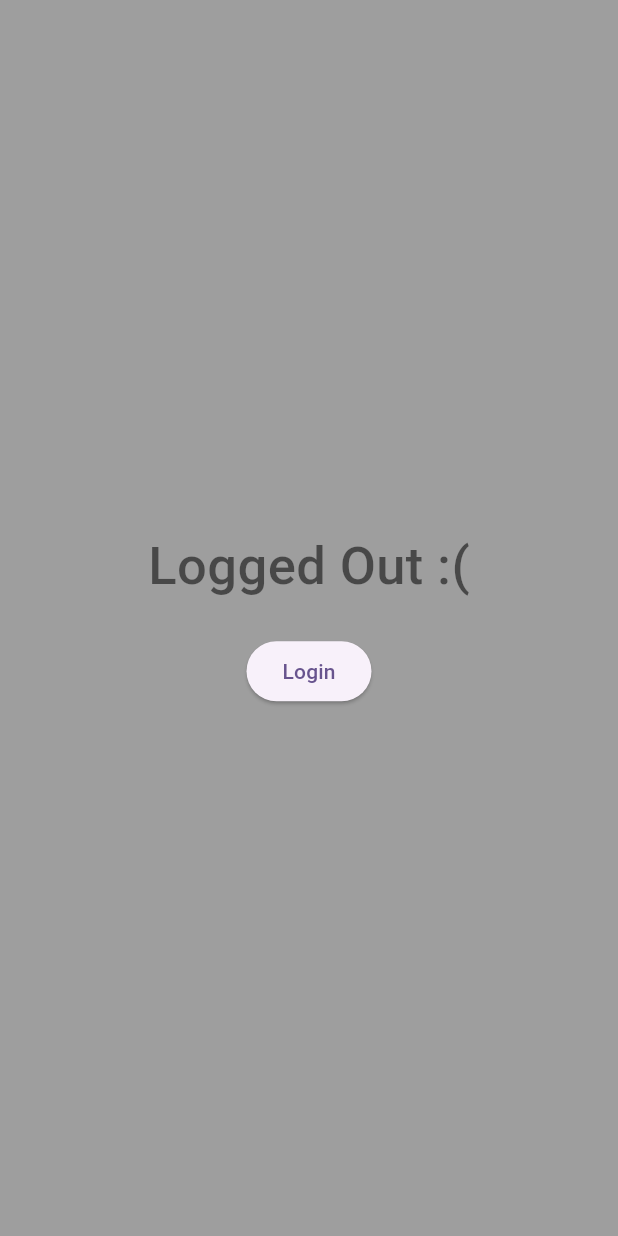
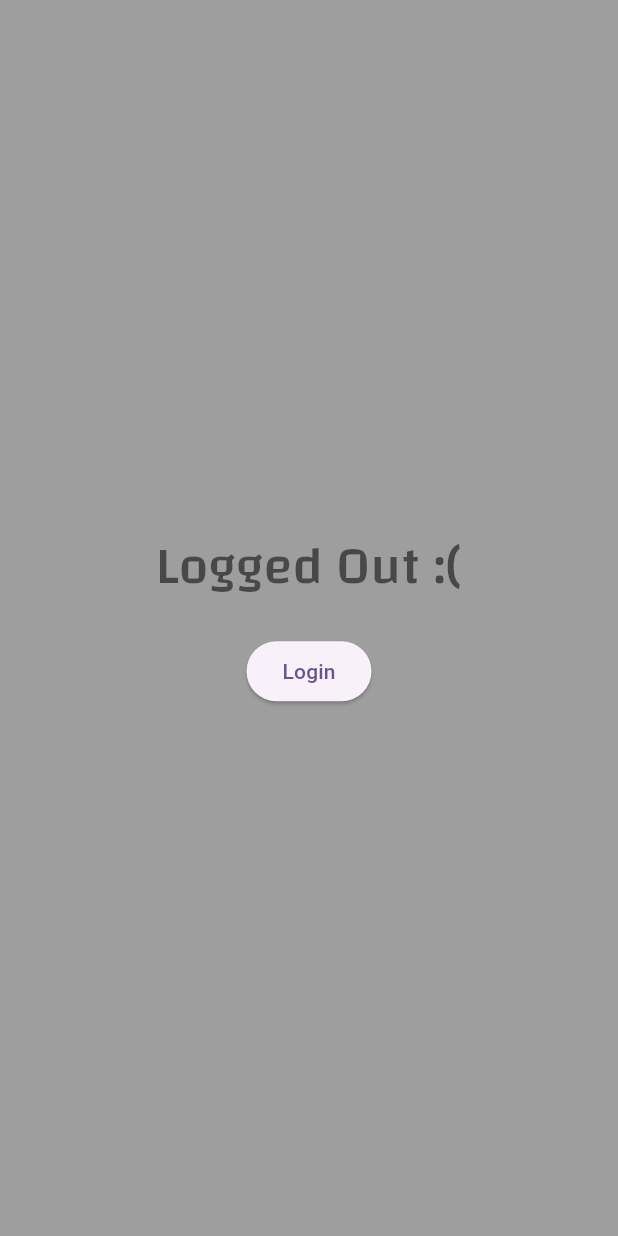
Before and after one commit to DsouzaSeema/Books, a Flutter app: the MyHomePage screen opened directly, item 2 of the bottom bar chosen, after a tap on the "logout" icon, on a phone screen of 412 x 824 dp. Run offline on Flutter 3.47's test engine with Material 3 defaults, Android fonts, the phone set to English and light mode, and no system bars; our stand-ins replace carousel_slider, dio, firebase_auth, firebase_core, floor, lottie and 1 more; accounts and stored records are empty; generated files the repository leaves out were written again; network calls fail.

Commit message:
fourth commit

```diff
--- a/lib/login.dart
+++ b/lib/auth/login.dart
@@ -1,5 +1,5 @@
 import 'package:book/main.dart';
-import 'package:book/signup.dart';
+import 'package:book/auth/signup.dart';
 import 'package:firebase_auth/firebase_auth.dart';
 import 'package:flutter/cupertino.dart';
 import 'package:flutter/material.dart';
--- a/lib/logout.dart
+++ b/lib/auth/logout.dart
@@ -1,4 +1,4 @@
-import 'package:book/login.dart';
+import 'package:book/auth/login.dart';
 import 'package:firebase_auth/firebase_auth.dart';
 import 'package:flutter/material.dart';
 
@@ -9,7 +9,6 @@ class LogOut extends StatefulWidget{
 }
 
 class _LogOut extends State<LogOut>{
-  final firebaseAuth=FirebaseAuth.instance;
   @override
   Widget build(BuildContext context) {
     return Scaffold(
@@ -22,10 +21,16 @@ class _LogOut extends State<LogOut>{
             mainAxisAlignment: MainAxisAlignment.center,
             crossAxisAlignment: CrossAxisAlignment.center,
             children: [
-              Text("Logged Out :(",style: TextStyle(fontSize: 35,color: Colors.black54,fontWeight: FontWeight.w500),),
+              Text("Logged Out :(",
+                style: TextStyle(
+                    fontSize: 35,
+                    color: Colors.black54,
+                    fontWeight: FontWeight.w500,
+                    fontFamily: "FontMain"),
+              ),
               SizedBox(height: 21,),
               ElevatedButton(onPressed: (){
-                logout(context);
+                Navigator.pushReplacement(context, MaterialPageRoute(builder: (context)=>Login()));
               }
               , child: Text("Login"))
             ],
@@ -34,9 +39,5 @@ class _LogOut extends State<LogOut>{
       ),
     );
   }
-  void logout(BuildContext context) async{
-    await firebaseAuth.signOut();
-    Navigator.pushReplacement(context, MaterialPageRoute(builder: (context)=>Login()));
 
-  }
 }
--- a/lib/signup.dart
+++ b/lib/auth/signup.dart
@@ -1,5 +1,5 @@
 
-import 'package:book/login.dart';
+import 'package:book/auth/login.dart';
 import 'package:book/main.dart';
 import 'package:firebase_auth/firebase_auth.dart';
 import 'package:flutter/cupertino.dart';
@@ -12,11 +12,8 @@ class SignUp extends StatefulWidget{
 
 class _SignUpState extends State<SignUp> {
   final emailController=TextEditingController();
-
   final newPassController=TextEditingController();
-
   final confPassController=TextEditingController();
-
   final firebaseAuth=FirebaseAuth.instance;
 
   @override
--- a/lib/data/local/database.dart
+++ b/lib/data/local/database.dart
@@ -10,8 +10,3 @@ part '../../database.g.dart';
 abstract class BookmarkDatabase extends FloorDatabase{
   BookmarkDao get bookmarkDao;
 }
-
-Future<BookmarkDatabase> initDatabase() async{
-  final database=await $FloorBookmarkDatabase.databaseBuilder('bookmarks.db').build();
-      return database;
-}
--- a/lib/data/remote/book_response.dart
+++ b/lib/data/remote/book_response.dart
@@ -1,7 +1,6 @@
 class BookResponse{
   late final String? title;
   late final String? subtitle;
-  // late final List<String>? authors;
   late final String? description;
   late final String? imageUrl;
 
@@ -9,7 +8,6 @@ class BookResponse{
   BookResponse({
      this.title,
     this.subtitle,
-    // this.authors,
     this.description,
     this.imageUrl
 
@@ -19,7 +17,6 @@ class BookResponse{
     return BookResponse(
       title: json['volumeInfo']['title']??"No title",
       subtitle: json['volumeInfo']['subtitle']??"No subtitle",
-      // authors: (json['volumeInfo']['authors'] as List<dynamic>?)?.map((author)=>author.toString()).toList()??["Unknown Author"],
       description: json['volumeInfo']['description']??"No description",
       imageUrl: json['volumeInfo']['imageLinks']?['thumbnail'],
     );
--- a/lib/main.dart
+++ b/lib/main.dart
@@ -1,11 +1,12 @@
-import 'package:book/book_details.dart';
+import 'package:book/ui/book_details.dart';
 import 'package:book/data/remote/book_response.dart';
-import 'package:book/bookmark.dart';
+import 'package:book/ui/bookmark/bookmark.dart';
 import 'package:book/data/remote/dio_service.dart';
-import 'package:book/home.dart';
-import 'package:book/login.dart';
-import 'package:book/logout.dart';
-import 'package:book/splash_screen.dart';
+import 'package:book/ui/home.dart';
+import 'package:book/auth/login.dart';
+import 'package:book/auth/logout.dart';
+import 'package:book/ui/splash_screen.dart';
+import 'package:firebase_auth/firebase_auth.dart';
 import 'package:firebase_core/firebase_core.dart';
 import 'package:flutter/material.dart';
 
@@ -44,6 +45,8 @@ class _MyHomePageState extends State<MyHomePage> {
   final TextEditingController search = TextEditingController();
   List<BookResponse> searchResults=[];
   final dioService _dioService=dioService();
+  final firebaseAuth=FirebaseAuth.instance;
+
 
 
   void updateSearchResults(String query) async{
@@ -104,8 +107,7 @@ class _MyHomePageState extends State<MyHomePage> {
                     SizedBox(width: 10,),
                     SizedBox(width: 60,
                       child: ElevatedButton(onPressed: (){
-                        Navigator.pushReplacement(context, MaterialPageRoute(builder: (context)=>LogOut()));
-
+                          logout(context);
                       },
                           child: Icon(Icons.logout,semanticLabel:"LogOut"),
                       ),
@@ -173,4 +175,10 @@ Widget searchBar()
 
 
 }
+
+  void logout(BuildContext context) async{
+    await firebaseAuth.signOut();
+    Navigator.pushReplacement(context, MaterialPageRoute(builder: (context)=>LogOut()));
+
+  }
 }
--- a/lib/bookmark.dart
+++ b/lib/ui/bookmark/bookmark.dart
@@ -1,4 +1,4 @@
-import 'package:book/book_details.dart';
+import 'package:book/ui/book_details.dart';
 import 'package:book/data/remote/book_response.dart';
 import 'package:book/data/local/bookmarkDao.dart';
 import 'package:book/data/local/bookmark_entity.dart';
--- a/lib/home.dart
+++ b/lib/ui/home.dart
@@ -5,53 +5,30 @@ import 'package:book/data/remote/dio_service.dart';
 import 'package:flutter/cupertino.dart';
 import 'package:flutter/material.dart';
 import 'package:lottie/lottie.dart';
-
+import 'package:carousel_slider/carousel_slider.dart';
 import 'book_details.dart';
 import 'more.dart';
 
 class Home extends StatefulWidget{
   @override
   State<StatefulWidget> createState() =>_Home();
+}
 
-}
 class _Home extends State<Home> {
  final dioService _dioService=dioService();
- final ScrollController _scrollController=ScrollController();
+
  List<BookResponse> discoverBooks=[];
  List<BookResponse> flutterBooks=[];
  List<BookResponse> popularBooks=[];
-int _currentIndex=0;
-late Timer _timer;
+ int _currentIndex=0;
+
 
  @override
   void initState() {
     fetchAllBooks();
-    _startAutoScroll();
     super.initState();
   }
 
-  void _startAutoScroll(){
-   _timer=Timer.periodic(Duration(seconds: 3),(timer){
-     if(_scrollController.hasClients){
-       double nextOffset=(_currentIndex+1)*370;
-       if(nextOffset>=_scrollController.position.maxScrollExtent){
-         _scrollController.animateTo(0, duration: Duration(seconds: 1), curve: Curves.easeInOut);
-         _currentIndex=0;
-       }else{
-         _scrollController.animateTo(nextOffset, duration: Duration(seconds: 1), curve: Curves.easeInOut,);
-         _currentIndex++;
-       }
-     }
-   }
-   );
-  }
-
-  @override
-  void dispose(){
-   _timer.cancel();
-   _scrollController.dispose();
-   super.dispose();
-  }
 
   Future<void> fetchAllBooks() async{
    discoverBooks=await _dioService.fetchBooks("best seller");
@@ -84,11 +61,9 @@ late Timer _timer;
                 width: 350,
                 height: 350,
                 color: Colors.blue.shade50,
-                child: ListView.builder(
-                  controller: _scrollController,
+                child: CarouselSlider.builder(
                   itemCount: 10,
-                  scrollDirection: Axis.horizontal,
-                  itemBuilder: (context, index) {
+                  itemBuilder: (context, index,realIndex) {
                     BookResponse dBook=discoverBooks[index];
                     return Padding(
                       padding: const EdgeInsets.all(8.0),
@@ -101,11 +76,28 @@ late Timer _timer;
                               child:
                               dBook.imageUrl!=null?Image.network(
                                 dBook.imageUrl!,width:350,height:350,fit:BoxFit.fill ,)
-                                  :Icon(Icons.book,size: 350,))
+                                  :Image.asset("assets/images/book.jpeg",width:350,height:350,fit:BoxFit.fill))
                           ),
 
                     );
+                  }, options: CarouselOptions(
+                  height: 350,
+                  viewportFraction: 0.9,
+                  autoPlay: true,
+                  autoPlayInterval: Duration(seconds: 4),
+                  autoPlayAnimationDuration: Duration(milliseconds: 900),
+                  enlargeCenterPage: true,
+                  onPageChanged: (index,reason){
+                    setState(() {
+                      _currentIndex=index;
+                    });
                   },
+                  autoPlayCurve: Curves.easeInOut,
+                  enableInfiniteScroll: true,
+                  aspectRatio: 16/9
+
+
+                ),
                 ),
               ),
             ),
@@ -178,7 +170,8 @@ late Timer _timer;
                   padding: const EdgeInsets.only(left: 300),
                   child: Text("more",
                     style: TextStyle(fontSize: 20, color: Colors.deepPurple),),
-                )),
+                )
+            ),
             SizedBox(height: 11,),
 
 
--- a/lib/splash_screen.dart
+++ b/lib/ui/splash_screen.dart
@@ -1,6 +1,6 @@
 import 'dart:async';
 
-import 'package:book/login.dart';
+import 'package:book/auth/login.dart';
 import 'package:book/main.dart';
 import 'package:firebase_auth/firebase_auth.dart';
 import 'package:flutter/cupertino.dart';
--- a/pubspec.yaml
+++ b/pubspec.yaml
@@ -41,6 +41,8 @@ dependencies:
   floor: ^1.5.0
   sqflite: ^2.2.8+4
   lottie: ^3.3.1
+  carousel_slider: ^5.0.0
+
 
 
 
```
Also changed, not shown: lib/ui/book_details.dart (renamed from lib/book_details.dart, +5 -4 lines), lib/ui/more.dart (renamed from lib/more.dart, +9 -6 lines), assets/images/book placeholder.jpeg (deleted), assets/images/book.jpeg (added), pubspec.lock.
